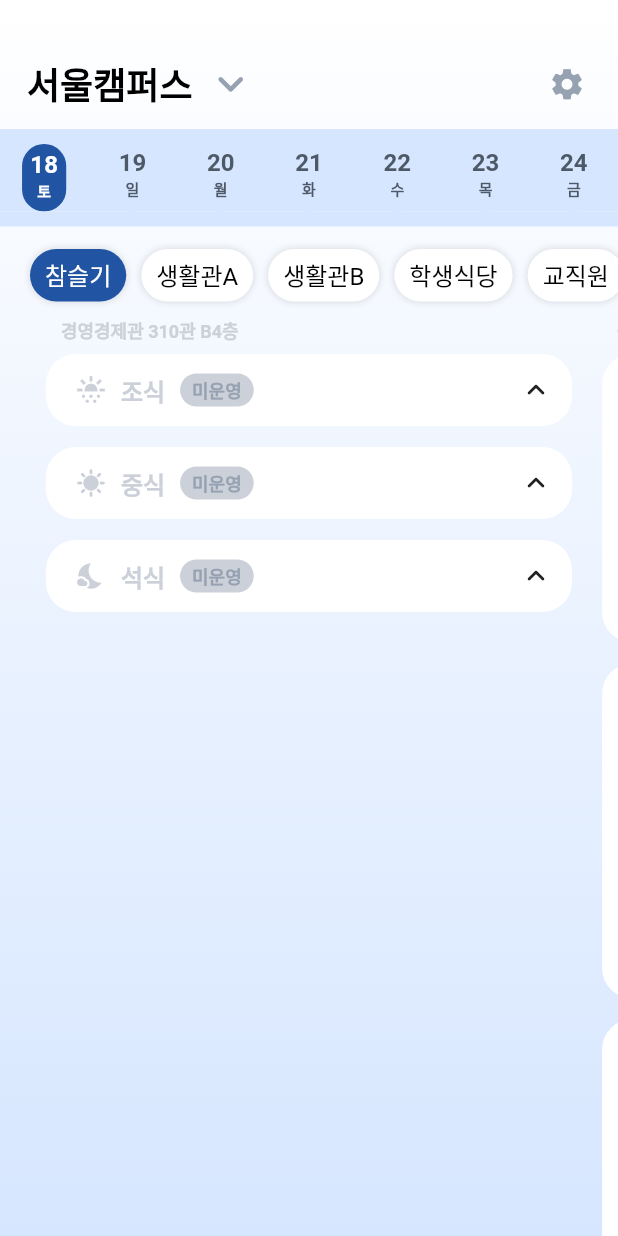
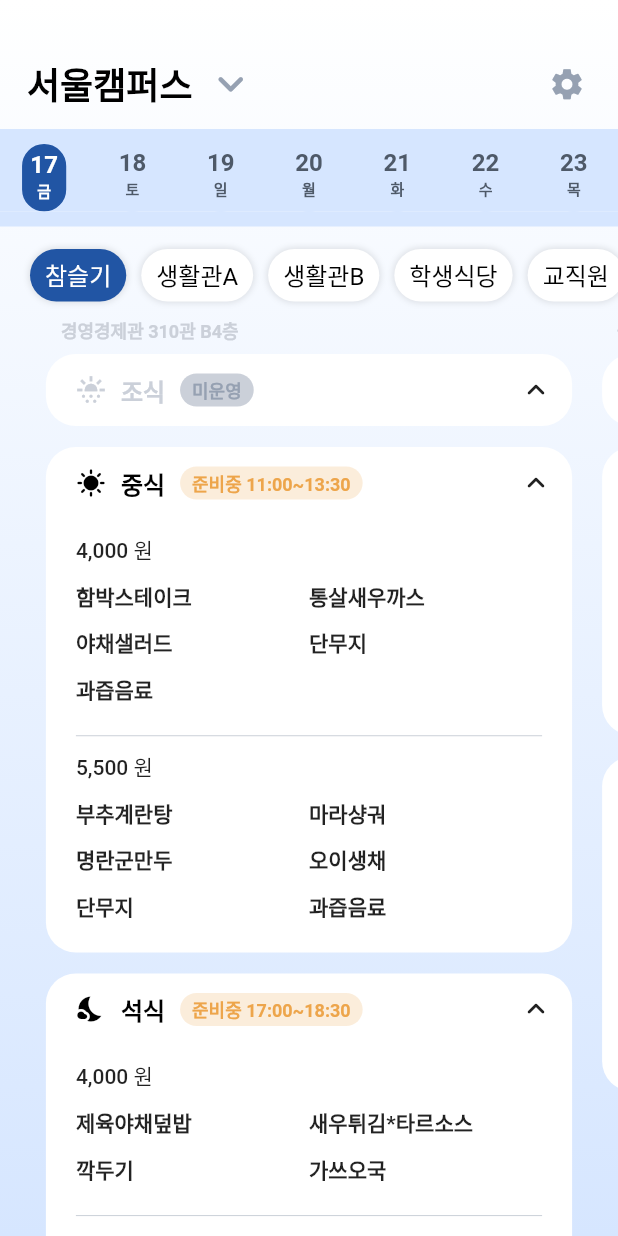
Before and after one commit to HipstuCAU/nyam_nyam_flutter, a Flutter app: the screen it shows after launch, on a phone screen of 412 x 824 dp. Run offline on Flutter 3.47's test engine with Material 2 defaults, Android fonts, the light colour scheme and no system bars; drawn by our look-alikes of scroll_to_index; our stand-ins replace shared_preferences.

Commit message:
[feat] 메뉴 없음 분기 처리 (#9)

```diff
--- a/lib/screens/home_screen.dart
+++ b/lib/screens/home_screen.dart
@@ -132,7 +132,7 @@ class _HomeScreenState extends State<HomeScreen> {
   }
 
   Map<String, String> get7daysFromToday() {
-    var today = DateTime.now().add(const Duration(hours: 19));
+    var today = DateTime.now().add(const Duration(hours: 0));
     for (int i = 0; i < 7; i++) {
       initializeDateFormatting();
       DateTime date = today.subtract(Duration(days: -i));
@@ -425,11 +425,6 @@ class _HomeScreenState extends State<HomeScreen> {
                           HomeScreen.entryPoint == CampusType.seoul
                               ? HomeScreen.seoulRestaurantName[index]
                               : HomeScreen.ansungRestaurantName[index];
-                      print(MealsOfRestaurant(
-                        restaurantName: restaurantName,
-                        index: index,
-                        mealsForDay: snapshot.data!,
-                      ).mealsForDay[0].menu);
                       return MealsOfRestaurant(
                         restaurantName: restaurantName,
                         index: index,
--- a/lib/services/api_service.dart
+++ b/lib/services/api_service.dart
@@ -120,9 +120,12 @@ class ApiService {
                 break;
             }
             price = value['price'];
-            menu = value['menu'].split("|");
-            openType =
-                menu == "주말운영없음" ? OpenType.closeOnWeekends : OpenType.everyday;
+            var menuFullString = value['menu'];
+            if (menuFullString != "") {
+              menu = menuFullString.split("|");
+              openType = menu == "주말운영없음"
+                  ? OpenType.closeOnWeekends
+                  : OpenType.everyday;
 
               if (value['time'] != null) {
                 openTime = [];
@@ -142,6 +145,7 @@ class ApiService {
                 price: price,
               );
               meals.add(meal);
+            }
           });
         });
       });
--- a/lib/widgets/menu_widget.dart
+++ b/lib/widgets/menu_widget.dart
@@ -270,7 +270,7 @@ class _MenuState extends State<Menu> {
                 IconButton(
                     onPressed: () {
                       setState(() {
-                        if (openStatus == OpenStatusType.notRunning) {
+                        if (openStatus != OpenStatusType.notRunning) {
                           isOpenedToSee = !isOpenedToSee;
                         }
                       });
```
Also changed, not shown: 6 other files. Lines whose indentation alone changed are shown as unchanged.
